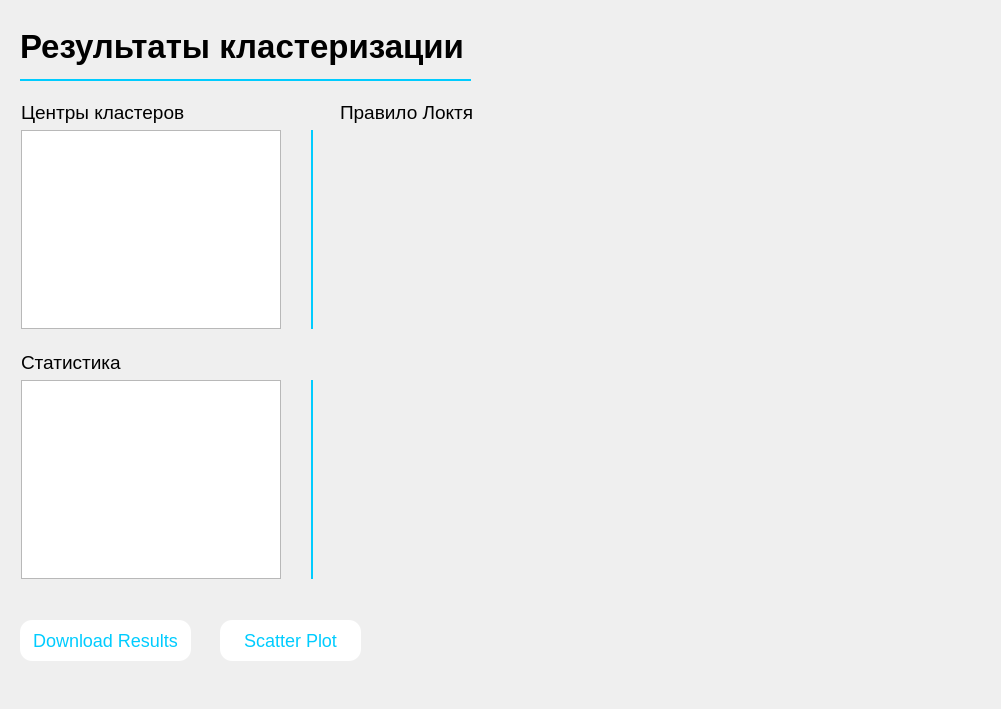
The window that design/ClusterResults.ui (SerenityFlaim/student_predict) describes before a commit, drawn with Qt 5.
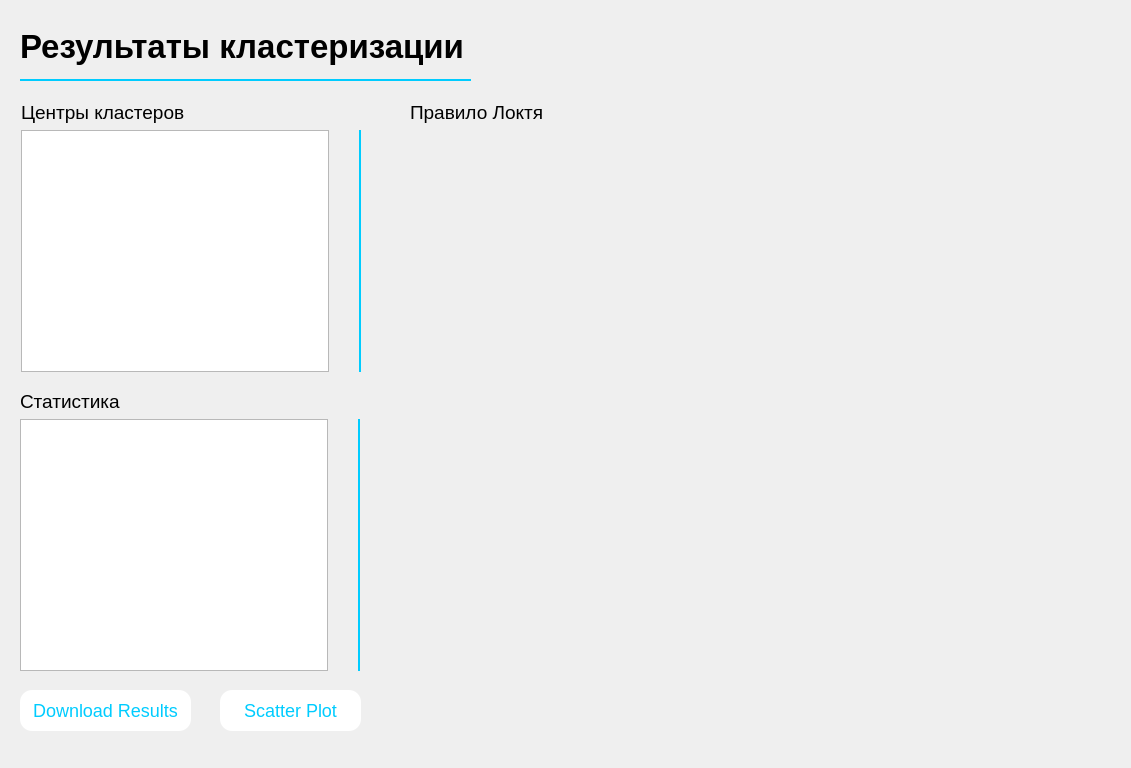
The same window after the commit.

Commit message: cluster csv results via download results button

Diff of the .ui file:
```diff
--- a/design/ClusterResults.ui
+++ b/design/ClusterResults.ui
@@ -6,8 +6,8 @@
    <rect>
     <x>0</x>
     <y>0</y>
-    <width>1001</width>
-    <height>709</height>
+    <width>1131</width>
+    <height>768</height>
    </rect>
   </property>
   <property name="windowTitle">
@@ -58,7 +58,7 @@
   <widget class="QLabel" name="elbow_title_lbl">
    <property name="geometry">
     <rect>
-     <x>340</x>
+     <x>410</x>
      <y>90</y>
      <width>181</width>
      <height>44</height>
@@ -76,7 +76,7 @@
    <property name="geometry">
     <rect>
      <x>20</x>
-     <y>620</y>
+     <y>690</y>
      <width>171</width>
      <height>41</height>
     </rect>
@@ -108,7 +108,7 @@
    <property name="geometry">
     <rect>
      <x>220</x>
-     <y>620</y>
+     <y>690</y>
      <width>141</width>
      <height>41</height>
     </rect>
@@ -142,10 +142,10 @@
    </property>
    <property name="geometry">
     <rect>
-     <x>350</x>
+     <x>400</x>
      <y>130</y>
-     <width>601</width>
-     <height>451</height>
+     <width>711</width>
+     <height>501</height>
     </rect>
    </property>
    <property name="midLineWidth">
@@ -160,8 +160,8 @@
     <rect>
      <x>21</x>
      <y>101</y>
-     <width>293</width>
-     <height>228</height>
+     <width>341</width>
+     <height>271</height>
     </rect>
    </property>
    <layout class="QVBoxLayout" name="verticalLayout_2">
@@ -213,10 +213,10 @@
   <widget class="QWidget" name="layoutWidget">
    <property name="geometry">
     <rect>
-     <x>21</x>
-     <y>351</y>
-     <width>293</width>
-     <height>228</height>
+     <x>20</x>
+     <y>390</y>
+     <width>341</width>
+     <height>281</height>
     </rect>
    </property>
    <layout class="QVBoxLayout" name="verticalLayout_3">
```
The commit also changes 6 other files.
